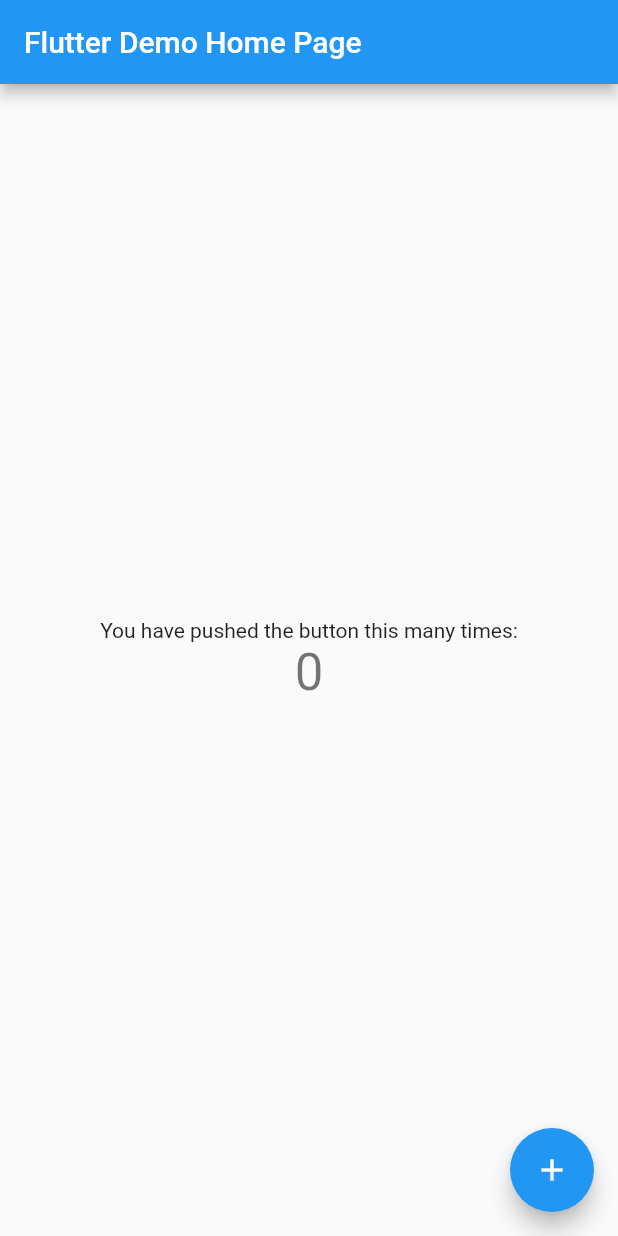
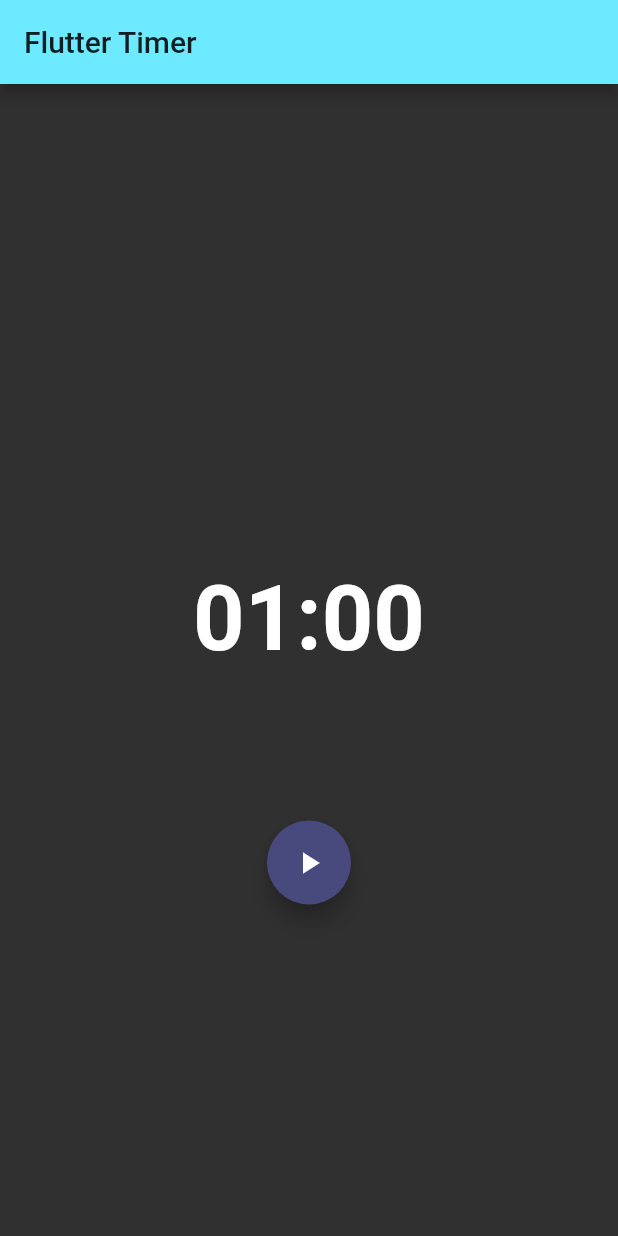
Before and after one commit to Zeitzew32/Flutter_State_Management_Library_Bloc, a Flutter app: the screen it shows after launch, on a phone screen of 412 x 824 dp. Run offline on Flutter 3.47's test engine with Material 2 defaults, Android fonts, the phone set to English and light mode, and no system bars; our stand-ins replace bloc, equatable, flutter_bloc.

```diff
--- a/Flutter_Timer/lib/main.dart
+++ b/Flutter_Timer/lib/main.dart
@@ -1,117 +1,188 @@
+import 'package:Flutter_Timer/bloc/timer_bloc.dart';
 import 'package:flutter/material.dart';
+import 'package:flutter_bloc/flutter_bloc.dart';
+import 'package:Flutter_Timer/ticker.dart';
 
-void main() {
-  runApp(MyApp());
-}
+void main() => runApp(MyApp());
 
 class MyApp extends StatelessWidget {
-  // This widget is the root of your application.
   @override
   Widget build(BuildContext context) {
     return MaterialApp(
-      title: 'Flutter Demo',
       theme: ThemeData(
-        // This is the theme of your application.
-        //
-        // Try running your application with "flutter run". You'll see the
-        // application has a blue toolbar. Then, without quitting the app, try
-        // changing the primarySwatch below to Colors.green and then invoke
-        // "hot reload" (press "r" in the console where you ran "flutter run",
-        // or simply save your changes to "hot reload" in a Flutter IDE).
-        // Notice that the counter didn't reset back to zero; the application
-        // is not restarted.
-        primarySwatch: Colors.blue,
-        // This makes the visual density adapt to the platform that you run
-        // the app on. For desktop platforms, the controls will be smaller and
-        // closer together (more dense) than on mobile platforms.
-        visualDensity: VisualDensity.adaptivePlatformDensity,
+        primaryColor: Color.fromRGBO(109, 234, 255, 1),
+        accentColor: Color.fromRGBO(72, 74, 126, 1),
+        brightness: Brightness.dark,
       ),
-      home: MyHomePage(title: 'Flutter Demo Home Page'),
+      title: 'Flutter Timer',
+      home: BlocProvider(
+        create: (context) => TimerBloc(ticker: Ticker()),
+        child: Timer(),
+      ),
     );
   }
 }
 
-class MyHomePage extends StatefulWidget {
-  MyHomePage({Key key, this.title}) : super(key: key);
+class Actions extends StatelessWidget {
+  @override
+  Widget build(BuildContext context) {
+    return Row(
+      mainAxisAlignment: MainAxisAlignment.spaceEvenly,
+      children: _mapStateToActionButtons(
+        timerBloc: BlocProvider.of<TimerBloc>(context),
+      ),
+    );
+  }
 
-  // This widget is the home page of your application. It is stateful, meaning
-  // that it has a State object (defined below) that contains fields that affect
-  // how it looks.
-
-  // This class is the configuration for the state. It holds the values (in this
-  // case the title) provided by the parent (in this case the App widget) and
-  // used by the build method of the State. Fields in a Widget subclass are
-  // always marked "final".
-
-  final String title;
-
-  @override
-  _MyHomePageState createState() => _MyHomePageState();
+  List<Widget> _mapStateToActionButtons({
+    TimerBloc timerBloc,
+  }) {
+    final TimerState currentState = timerBloc.state;
+    if (currentState is TimerInitial) {
+      return [
+        FloatingActionButton(
+          child: Icon(Icons.play_arrow),
+          onPressed: () =>
+              timerBloc.add(TimerStarted(duration: currentState.duration)),
+        ),
+      ];
+    }
+    if (currentState is TimerRunInProgress) {
+      return [
+        FloatingActionButton(
+          child: Icon(Icons.pause),
+          onPressed: () => timerBloc.add(TimerPaused()),
+        ),
+        FloatingActionButton(
+          child: Icon(Icons.replay),
+          onPressed: () => timerBloc.add(TimerReset()),
+        ),
+      ];
+    }
+    if (currentState is TimerRunPause) {
+      return [
+        FloatingActionButton(
+          child: Icon(Icons.play_arrow),
+          onPressed: () => timerBloc.add(TimerResumed()),
+        ),
+        FloatingActionButton(
+          child: Icon(Icons.replay),
+          onPressed: () => timerBloc.add(TimerReset()),
+        ),
+      ];
+    }
+    if (currentState is TimerRunComplete) {
+      return [
+        FloatingActionButton(
+          child: Icon(Icons.replay),
+          onPressed: () => timerBloc.add(TimerReset()),
+        ),
+      ];
+    }
+    return [];
+  }
 }
 
-class _MyHomePageState extends State<MyHomePage> {
-  int _counter = 0;
+@override
+Widget build(BuildContext context) {
+  return Row(
+    mainAxisAlignment: MainAxisAlignment.spaceEvenly,
+    children: _mapStateToActionButtons(
+      timerBloc: BlocProvider.of<TimerBloc>(context),
+    ),
+  );
+}
 
-  void _incrementCounter() {
-    setState(() {
-      // This call to setState tells the Flutter framework that something has
-      // changed in this State, which causes it to rerun the build method below
-      // so that the display can reflect the updated values. If we changed
-      // _counter without calling setState(), then the build method would not be
-      // called again, and so nothing would appear to happen.
-      _counter++;
-    });
+List<Widget> _mapStateToActionButtons({
+  TimerBloc timerBloc,
+}) {
+  final TimerState currentState = timerBloc.state;
+  if (currentState is TimerInitial) {
+    return [
+      FloatingActionButton(
+        child: Icon(Icons.play_arrow),
+        onPressed: () =>
+            timerBloc.add(TimerStarted(duration: currentState.duration)),
+      )
+    ];
   }
+  if (currentState is TimerRunInProgress) {
+    return [
+      FloatingActionButton(
+        child: Icon(Icons.pause),
+        onPressed: () => timerBloc.add(TimerPaused()),
+      ),
+      FloatingActionButton(
+        child: Icon(Icons.replay),
+        onPressed: () => timerBloc.add(TimerReset()),
+      ),
+    ];
+  }
+  if (currentState is TimerRunPause) {
+    return [
+      FloatingActionButton(
+        child: Icon(Icons.play_arrow),
+        onPressed: () => timerBloc.add(TimerResumed()),
+      ),
+      FloatingActionButton(
+        child: Icon(Icons.replay),
+        onPressed: () => timerBloc.add(TimerReset()),
+      ),
+    ];
+  }
+  if (currentState is TimerRunComplete) {
+    return [
+      FloatingActionButton(
+        child: Icon(Icons.replay),
+        onPressed: () => timerBloc.add(TimerReset()),
+      )
+    ];
+  }
+  return [];
+}
+
+class Timer extends StatelessWidget {
+  static const TextStyle timerTextStyle = TextStyle(
+    fontSize: 60,
+    fontWeight: FontWeight.bold,
+  );
 
   @override
   Widget build(BuildContext context) {
-    // This method is rerun every time setState is called, for instance as done
-    // by the _incrementCounter method above.
-    //
-    // The Flutter framework has been optimized to make rerunning build methods
-    // fast, so that you can just rebuild anything that needs updating rather
-    // than having to individually change instances of widgets.
     return Scaffold(
       appBar: AppBar(
-        // Here we take the value from the MyHomePage object that was created by
-        // the App.build method, and use it to set our appbar title.
-        title: Text(widget.title),
+        title: Text('Flutter Timer'),
       ),
-      body: Center(
-        // Center is a layout widget. It takes a single child and positions it
-        // in the middle of the parent.
-        child: Column(
-          // Column is also a layout widget. It takes a list of children and
-          // arranges them vertically. By default, it sizes itself to fit its
-          // children horizontally, and tries to be as tall as its parent.
-          //
-          // Invoke "debug painting" (press "p" in the console, choose the
-          // "Toggle Debug Paint" action from the Flutter Inspector in Android
-          // Studio, or the "Toggle Debug Paint" command in Visual Studio Code)
-          // to see the wireframe for each widget.
-          //
-          // Column has various properties to control how it sizes itself and
-          // how it positions its children. Here we use mainAxisAlignment to
-          // center the children vertically; the main axis here is the vertical
-          // axis because Columns are vertical (the cross axis would be
-          // horizontal).
-          mainAxisAlignment: MainAxisAlignment.center,
-          children: <Widget>[
-            Text(
-              'You have pushed the button this many times:',
+      body: Column(
+        mainAxisAlignment: MainAxisAlignment.center,
+        crossAxisAlignment: CrossAxisAlignment.center,
+        children: <Widget>[
+          Padding(
+            padding: EdgeInsets.symmetric(vertical: 100.0),
+            child: Center(
+              child: BlocBuilder<TimerBloc, TimerState>(
+                builder: (context, state) {
+                  final String minutesStr = ((state.duration / 60) % 60)
+                      .floor()
+                      .toString()
+                      .padLeft(2, '0');
+                  final String secondsStr =
+                      (state.duration % 60).floor().toString().padLeft(2, '0');
+                  return Text(
+                    '$minutesStr:$secondsStr',
+                    style: Timer.timerTextStyle,
+                  );
+                },
+              ),
             ),
-            Text(
-              '$_counter',
-              style: Theme.of(context).textTheme.headline4,
-            ),
-          ],
-        ),
+          ),
+          BlocBuilder<TimerBloc, TimerState>(
+            buildWhen: (previousState, state) =>
+                state.runtimeType != previousState.runtimeType,
+            builder: (context, state) => Actions(),
+          )
+        ],
       ),
-      floatingActionButton: FloatingActionButton(
-        onPressed: _incrementCounter,
-        tooltip: 'Increment',
-        child: Icon(Icons.add),
-      ), // This trailing comma makes auto-formatting nicer for build methods.
     );
   }
 }
```
